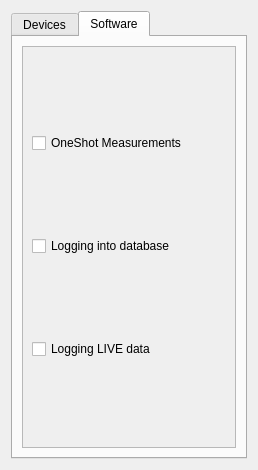
This is configurations/Systems_online.ui in Cryostat-GUI/Cryostat-GUI as Qt 5 draws it before an edit. The edited form follows.
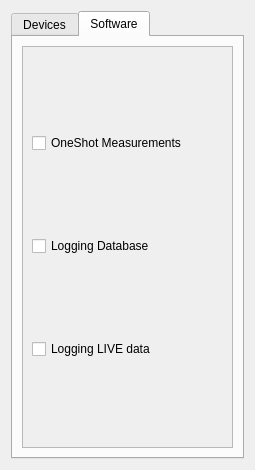
This is the edited form.

Commit message: updating signals from buttons

```diff
--- a/configurations/Systems_online.ui
+++ b/configurations/Systems_online.ui
@@ -6,7 +6,7 @@
    <rect>
     <x>0</x>
     <y>0</y>
-    <width>258</width>
+    <width>255</width>
     <height>470</height>
    </rect>
   </property>
@@ -204,7 +204,7 @@
            <rect>
             <x>0</x>
             <y>0</y>
-            <width>214</width>
+            <width>211</width>
             <height>406</height>
            </rect>
           </property>
@@ -219,7 +219,7 @@
            <item row="1" column="0">
             <widget class="QCheckBox" name="checkBox">
              <property name="text">
-              <string>Logging into database</string>
+              <string>Logging Database</string>
              </property>
             </widget>
            </item>
```
Left out of the diff: 26 changed lines with no effect on the pictures. The commit also changes 1 other file.
